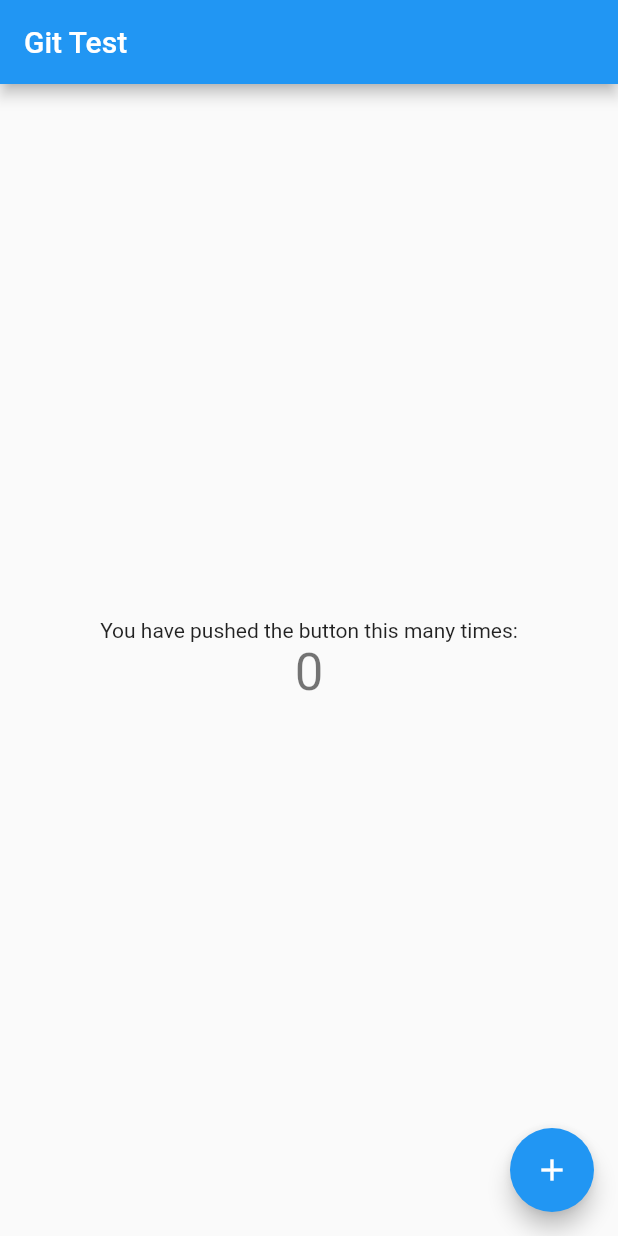
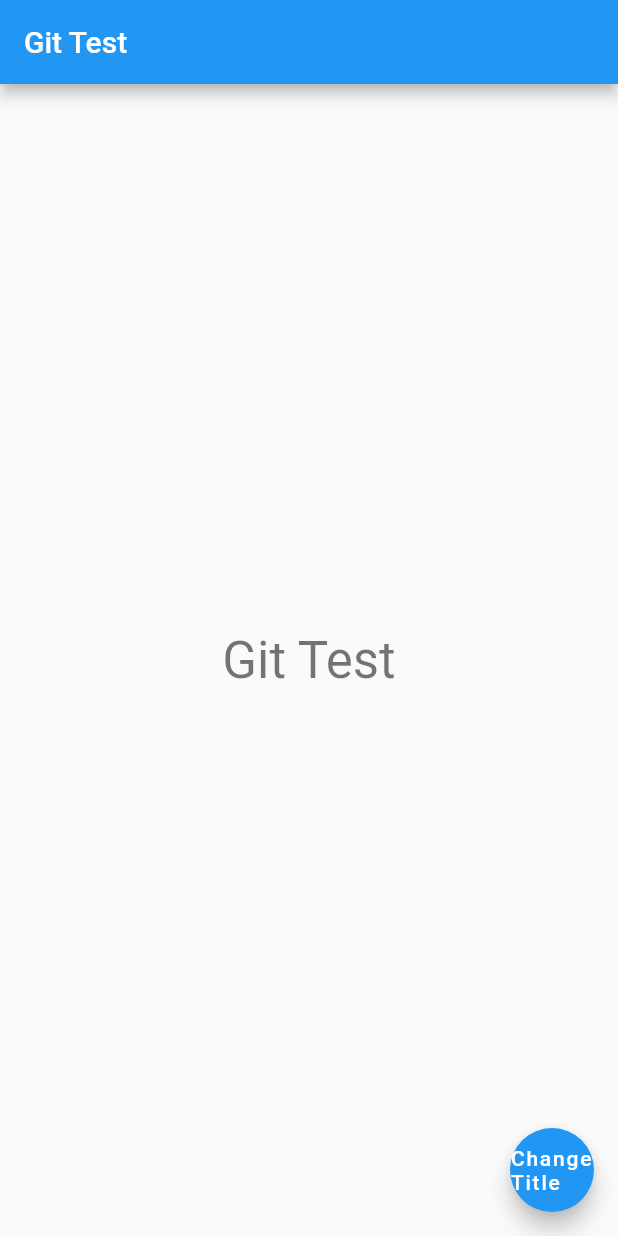
Before and after one commit to ibrahim14ibs/git-test, a Flutter app: the screen it shows after launch, on a phone screen of 412 x 824 dp. Run offline on Flutter 3.47's test engine with Material 2 defaults, Android fonts, the phone set to English and light mode, and no system bars.

```diff
--- a/lib/main.dart
+++ b/lib/main.dart
@@ -28,17 +28,18 @@ class MyHomePage extends StatefulWidget {
 }
 
 class _MyHomePageState extends State<MyHomePage> {
-  int _counter = 0;
+  String title2 = "";
 
-  void _incrementCounter() {
+  void _changeTitle() {
     setState(() {
-      // This call to setState tells the Flutter framework that something has
-      // changed in this State, which causes it to rerun the build method below
-      // so that the display can reflect the updated values. If we changed
-      // _counter without calling setState(), then the build method would not be
-      // called again, and so nothing would appear to happen.
-      _counter++;
+      title2 = "Learn Git";
     });
+  }
+
+  @override
+  void initState() {
+    title2 = widget.title;
+    super.initState();
   }
 
   @override
@@ -59,37 +60,20 @@ class _MyHomePageState extends State<MyHomePage> {
         // Center is a layout widget. It takes a single child and positions it
         // in the middle of the parent.
         child: Column(
-          // Column is also a layout widget. It takes a list of children and
-          // arranges them vertically. By default, it sizes itself to fit its
-          // children horizontally, and tries to be as tall as its parent.
-          //
-          // Invoke "debug painting" (press "p" in the console, choose the
-          // "Toggle Debug Paint" action from the Flutter Inspector in Android
-          // Studio, or the "Toggle Debug Paint" command in Visual Studio Code)
-          // to see the wireframe for each widget.
-          //
-          // Column has various properties to control how it sizes itself and
-          // how it positions its children. Here we use mainAxisAlignment to
-          // center the children vertically; the main axis here is the vertical
-          // axis because Columns are vertical (the cross axis would be
-          // horizontal).
           mainAxisAlignment: MainAxisAlignment.center,
           children: <Widget>[
             Text(
-              'You have pushed the button this many times:',
-            ),
-            Text(
-              '$_counter',
+              '$title2',
               style: Theme.of(context).textTheme.headline4,
             ),
           ],
         ),
       ),
       floatingActionButton: FloatingActionButton(
-        onPressed: _incrementCounter,
-        tooltip: 'Increment',
-        child: Icon(Icons.add),
-      ), // This trailing comma makes auto-formatting nicer for build methods.
+          onPressed: _changeTitle,
+          tooltip: 'Increment',
+          child: Text(
+              "Change Title")), // This trailing comma makes auto-formatting nicer for build methods.
     );
   }
 }
```
Also changed, not shown: lib/auth/login.dart (added), lib/auth/signup.dart (added).
